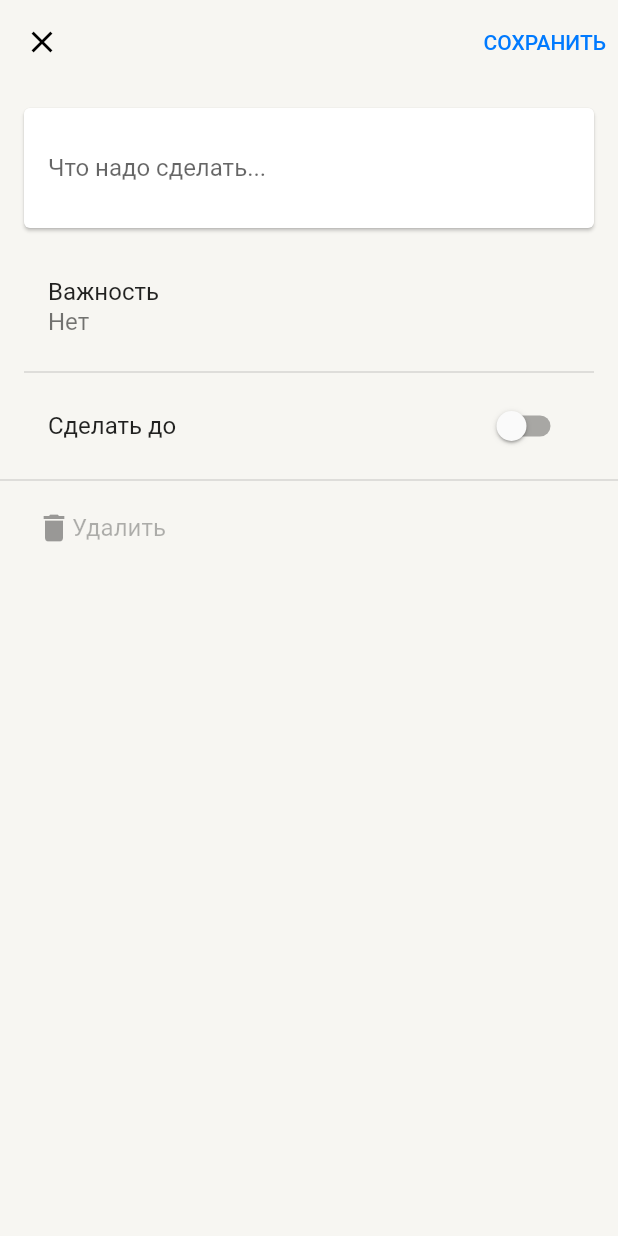
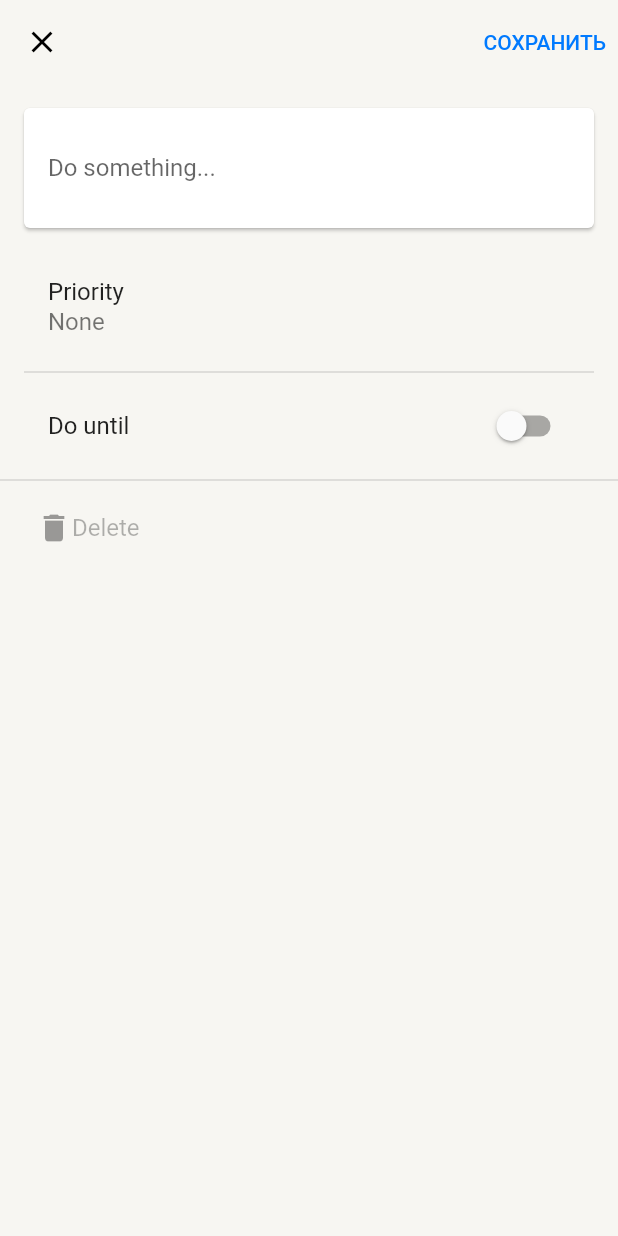
Before and after one commit to ChaserVasya/todo, a Flutter app: the screen it shows after launch, after a tap on the "visibility off" icon, after a tap on the "add" icon, on a phone screen of 412 x 824 dp. Run offline on Flutter 3.47's test engine with Material 2 defaults, Android fonts, the phone set to English and light mode, and no system bars; our stand-ins replace bloc, bloc_concurrency, dartx, flutter_bloc, flutter_svg, freezed_annotation and 3 more; generated files the repository leaves out were written again.

Commit message:
сделал локализацию

```diff
--- /dev/null
+++ b/l10n.yaml
@@ -0,0 +1,3 @@
+#arb-dir: lib/l10n
+#template-arb-file: intl_en.arb
+#output-localization-file: app_localizations.dart
--- a/lib/application/app.dart
+++ b/lib/application/app.dart
@@ -2,8 +2,10 @@ import 'package:flutter/material.dart';
 import 'package:flutter_bloc/flutter_bloc.dart';
 import 'package:todo/application/di/di.dart';
 import 'package:todo/application/routes.dart';
+import 'package:todo/generated/l10n.dart';
 import 'package:todo/presentation/blocs/todos_bloc/todos_bloc.dart';
 import 'package:todo/uikit/theme.dart';
+import 'package:flutter_localizations/flutter_localizations.dart';
 
 class App extends StatelessWidget {
   const App({super.key});
@@ -15,6 +17,12 @@ class App extends StatelessWidget {
       child: MaterialApp(
         theme: theme,
         debugShowCheckedModeBanner: false,
+        localizationsDelegates: const [
+          L10n.delegate,
+          GlobalMaterialLocalizations.delegate,
+          GlobalWidgetsLocalizations.delegate,
+        ],
+        supportedLocales: L10n.delegate.supportedLocales,
         routes: routes,
         initialRoute: Routes.main.path,
       ),
--- /dev/null
+++ b/lib/l10n/intl_en.arb
@@ -0,0 +1,13 @@
+{
+  "@@locale": "en",
+  "main_title": "My todos",
+  "main_subtitle": "Completed - {count}",
+  "todo_new": "New",
+  "priority": "Priority",
+  "priority_none": "None",
+  "priority_low": "Low",
+  "priority_high": "High",
+  "deadline_do_until": "Do until",
+  "todo_editing_do_something": "Do something...",
+  "todo_editing_delete" : "Delete"
+}
--- /dev/null
+++ b/lib/l10n/intl_ru.arb
@@ -0,0 +1,13 @@
+{
+  "@@locale": "ru",
+  "main_title": "Мои дела",
+  "main_subtitle": "Выполнено - {count}",
+  "todo_new": "Новое",
+  "priority": "Важность",
+  "priority_none": "Нет",
+  "priority_low": "Низкий",
+  "priority_high": "Высокий",
+  "deadline_do_until": "Сделать до",
+  "todo_editing_do_something": "Сделать что-то...",
+  "todo_editing_delete" : "Удалить"
+}
--- a/lib/presentation/screens/main/main_screen.dart
+++ b/lib/presentation/screens/main/main_screen.dart
@@ -2,6 +2,7 @@ import 'package:dartx/dartx.dart';
 import 'package:flutter/material.dart';
 import 'package:flutter_bloc/flutter_bloc.dart';
 import 'package:todo/domain/models/todo.dart';
+import 'package:todo/generated/l10n.dart';
 import 'package:todo/presentation/blocs/todos_bloc/todos_bloc.dart';
 import 'package:todo/presentation/screens/main/widgets/add_todo_tile.dart';
 import 'package:todo/presentation/screens/main/widgets/todo_tile.dart';
@@ -54,7 +55,9 @@ class MainScreen extends StatelessWidget {
     List<Todo> todos,
     bool completedAreFiltered,
   ) {
+    final l10n = L10n.of(context);
     const maxHeight = 160.0;
+
     return SliverAppBar(
       pinned: true,
       expandedHeight: maxHeight,
@@ -70,13 +73,13 @@ class MainScreen extends StatelessWidget {
                 children: [
                   const Spacer(),
                   Text(
-                    'Мои дела',
+                    l10n.main_title,
                     style: tth(context).labelLarge,
                   ),
                   if (!notExpanded) const SizedBox(height: 10),
                   if (notExpanded)
                     Text(
-                      'Выполнено - ${todos.map((e) => e.completed).count((e) => e)}',
+                      l10n.main_subtitle(todos.count((e) => e.completed)),
                       style: tth(context).bodyMedium!.copyWith(
                             color: ColorsUI.textTertiary,
                           ),
@@ -108,22 +111,6 @@ class MainScreen extends StatelessWidget {
           );
         }),
       ),
-      // actions: [
-      //   IconButton(
-      //     onPressed: () {
-      //       context.read<TodosBloc>().add(
-      //             TodosEvent.filter(
-      //               shouldFilter: !completedAreFiltered,
-      //             ),
-      //           );
-      //     },
-      //     icon: Icon(
-      //       completedAreFiltered
-      //           ? Icons.visibility //
-      //           : Icons.visibility_off,
-      //     ),
-      //   )
-      // ],
     );
   }
 }
--- a/lib/presentation/screens/main/widgets/add_todo_tile.dart
+++ b/lib/presentation/screens/main/widgets/add_todo_tile.dart
@@ -1,11 +1,10 @@
 import 'package:flutter/material.dart';
+import 'package:todo/generated/l10n.dart';
 import 'package:todo/presentation/screens/todo_editing/todo_editing_dialog.dart';
 import 'package:todo/uikit/theme.dart';
 
 class AddTodoTile extends StatelessWidget {
-  const AddTodoTile({
-    super.key,
-  });
+  const AddTodoTile({super.key});
 
   @override
   Widget build(BuildContext context) {
@@ -14,13 +13,11 @@ class AddTodoTile extends StatelessWidget {
       child: ListTile(
         leading: IconButton(
           onPressed: () => createTodo(context),
-          icon: const Icon(
-            Icons.add,
-          ),
+          icon: const Icon(Icons.add),
         ),
-        title: const Text(
-          'Новое',
-          style: TextStyle(color: ColorsUI.textTertiary),
+        title: Text(
+          L10n.of(context).todo_new,
+          style: const TextStyle(color: ColorsUI.textTertiary),
         ),
       ),
     );
--- a/lib/presentation/screens/main/widgets/todo_tile.dart
+++ b/lib/presentation/screens/main/widgets/todo_tile.dart
@@ -74,7 +74,6 @@ class _TodoListSlidingState extends State<_TodoListSliding> {
   Widget build(BuildContext context) {
     return LayoutBuilder(builder: (context, constrains) {
       final width = constrains.maxWidth;
-      final height = constrains.maxHeight;
       return Dismissible(
         key: widget.key!,
         onUpdate: (details) {
@@ -106,7 +105,7 @@ class _TodoListSlidingState extends State<_TodoListSliding> {
               color: ColorsUI.red,
             ),
             Positioned(
-              right:  (width * progress) - 50,
+              right: width * progress - 50,
               top: 16,
               child: const Icon(
                 Icons.delete,
@@ -123,6 +122,7 @@ class _TodoListSlidingState extends State<_TodoListSliding> {
             bloc.add(TodosEvent.delete(widget.todo.id!));
             return true;
           }
+          return null;
         },
         child: widget.child,
       );
@@ -131,7 +131,7 @@ class _TodoListSlidingState extends State<_TodoListSliding> {
 }
 
 class _TodoCompletedCheckBox extends StatelessWidget {
-  const _TodoCompletedCheckBox(this.todo, {super.key});
+  const _TodoCompletedCheckBox(this.todo);
 
   final Todo todo;
 
--- a/lib/presentation/screens/todo_editing/widgets/deadline_editing_tile.dart
+++ b/lib/presentation/screens/todo_editing/widgets/deadline_editing_tile.dart
@@ -2,7 +2,7 @@ import 'package:flutter/material.dart';
 import 'package:flutter_bloc/flutter_bloc.dart';
 import 'package:todo/presentation/blocs/todo_editing_cubit/todo_editing_cubit.dart';
 import 'package:todo/uikit/date_time_text.dart';
-import 'package:todo/uikit/helpers.dart';
+import 'package:todo/uikit/helpers.dart' as helpers;
 import 'package:todo/uikit/theme.dart';
 
 class DeadlineEditingTile extends StatelessWidget {
@@ -10,11 +10,13 @@ class DeadlineEditingTile extends StatelessWidget {
 
   @override
   Widget build(BuildContext context) {
+    final ln = helpers.ln(context);
+
     return BlocSelector<TodoEditingCubit, TodoEditingState, DateTime?>(
       selector: _getDateFromState,
       builder: (context, deadline) {
         return SwitchListTile(
-          title: const Text('Сделать до'),
+          title: Text(ln.deadline_do_until),
           value: deadline != null,
           onChanged: (hasDeadline) {
             if (hasDeadline) {
@@ -29,7 +31,7 @@ class DeadlineEditingTile extends StatelessWidget {
                   onTap: () => _showDeadlinePicker(context, deadline),
                   child: DateTimeText(
                     deadline,
-                    style: TextStyle(color: ColorsUI.blue),
+                    style: const TextStyle(color: ColorsUI.blue),
                   ),
                 ),
         );
--- a/lib/presentation/screens/todo_editing/widgets/delete_todo_tile.dart
+++ b/lib/presentation/screens/todo_editing/widgets/delete_todo_tile.dart
@@ -2,6 +2,7 @@ import 'package:flutter/material.dart';
 import 'package:flutter_bloc/flutter_bloc.dart';
 import 'package:todo/presentation/blocs/todo_editing_cubit/todo_editing_cubit.dart';
 import 'package:todo/presentation/blocs/todos_bloc/todos_bloc.dart';
+import 'package:todo/uikit/helpers.dart';
 import 'package:todo/uikit/theme.dart';
 
 class DeleteTodoTile extends StatelessWidget {
@@ -21,10 +22,11 @@ class DeleteTodoTile extends StatelessWidget {
               children: [
                 const Icon(Icons.delete),
                 Text(
-                  'Удалить',
+                  ln(context).todo_editing_delete,
                   style: TextStyle(
-                    color:
-                        alreadyCreated ? ColorsUI.red : ColorsUI.textTertiary,
+                    color: alreadyCreated
+                        ? ColorsUI.red //
+                        : ColorsUI.textTertiary,
                   ),
                 ),
               ],
--- a/lib/presentation/screens/todo_editing/widgets/priority_editing_tile.dart
+++ b/lib/presentation/screens/todo_editing/widgets/priority_editing_tile.dart
@@ -1,8 +1,10 @@
 import 'package:flutter/material.dart';
 import 'package:flutter_bloc/flutter_bloc.dart';
 import 'package:todo/domain/models/todo.dart';
+import 'package:todo/generated/l10n.dart';
 import 'package:todo/presentation/blocs/todo_editing_cubit/todo_editing_cubit.dart';
 import 'package:todo/presentation/widgets/priority_icon.dart';
+import 'package:todo/uikit/helpers.dart' as helpers;
 import 'package:todo/uikit/theme.dart';
 
 class PriorityEditingTile extends StatelessWidget {
@@ -10,12 +12,14 @@ class PriorityEditingTile extends StatelessWidget {
 
   @override
   Widget build(BuildContext context) {
+    final ln = helpers.ln(context);
+
     return PopupMenuButton(
       itemBuilder: (BuildContext context) {
         return [
           for (final priority in Priority.values)
             PopupMenuItem(
-              child: _priorityWidget(priority),
+              child: _priorityText(priority, ln),
               onTap: () {
                 context.read<TodoEditingCubit>().editPriority(priority);
               },
@@ -23,32 +27,32 @@ class PriorityEditingTile extends StatelessWidget {
         ];
       },
       child: ListTile(
-        title: const Text('Важность'),
+        title: Text(ln.priority),
         subtitle: BlocSelector<TodoEditingCubit, TodoEditingState, Priority>(
           selector: (state) => state.map(
             editing: (state) => state.priority,
             completed: (state) => state.todo.priority,
           ),
           builder: (context, priority) {
-            return _priorityWidget(priority);
+            return _priorityText(priority, ln);
           },
         ),
       ),
     );
   }
 
-  Widget _priorityWidget(Priority priority) {
+  Widget _priorityText(Priority priority, L10n ln) {
     switch (priority) {
       case Priority.none:
-        return const Text('Нет');
+        return Text(ln.priority_none);
       case Priority.low:
-        return const Text('Низкий');
+        return Text(ln.priority_low);
       case Priority.high:
         return Row(children: [
           PriorityIcon(priority),
-          const Text(
-            'Высокий',
-            style: TextStyle(color: ColorsUI.red),
+          Text(
+            ln.priority_high,
+            style: const TextStyle(color: ColorsUI.red),
           ),
         ]);
     }
--- a/lib/presentation/screens/todo_editing/widgets/todo_editing_card.dart
+++ b/lib/presentation/screens/todo_editing/widgets/todo_editing_card.dart
@@ -1,5 +1,6 @@
 import 'package:flutter/material.dart';
 import 'package:flutter_bloc/flutter_bloc.dart';
+import 'package:todo/generated/l10n.dart';
 import 'package:todo/presentation/blocs/todo_editing_cubit/todo_editing_cubit.dart';
 
 class TodoEditingCard extends StatefulWidget {
@@ -44,9 +45,9 @@ class _TodoEditingCardState extends State<TodoEditingCard> {
       child: Padding(
         padding: const EdgeInsets.all(16),
         child: TextField(
-          decoration: const InputDecoration(
+          decoration: InputDecoration(
             border: InputBorder.none,
-            hintText: 'Что надо сделать...',
+            hintText: L10n.of(context).todo_editing_do_something,
           ),
           controller: controller,
           onChanged: context.read<TodoEditingCubit>().editTodo,
--- a/lib/uikit/helpers.dart
+++ b/lib/uikit/helpers.dart
@@ -1,4 +1,5 @@
 import 'package:flutter/material.dart';
+import 'package:todo/generated/l10n.dart';
 
 ThemeData th(BuildContext context) {
   return Theme.of(context);
@@ -11,3 +12,7 @@ ColorScheme csh(BuildContext context) {
 TextTheme tth(BuildContext context) {
   return th(context).textTheme;
 }
+
+L10n ln(BuildContext context) {
+  return L10n.of(context);
+}
```
Also changed, not shown: pubspec.yaml (+7 -1 lines), pubspec.lock, 1 other file.
